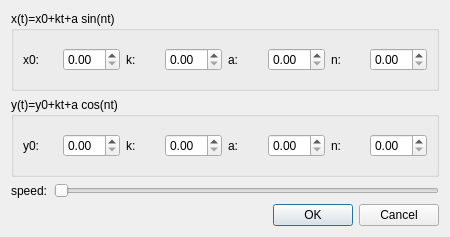
Kolcha/DigitalClock4, file plugins/move_clock/gui/settings_dialog.ui: the form before one commit.
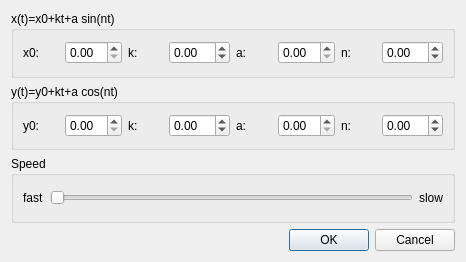
The form after the commit.

Commit message:
improved settings dialog
branch : plugins

The edit to the form file:
```diff
--- a/plugins/move_clock/gui/settings_dialog.ui
+++ b/plugins/move_clock/gui/settings_dialog.ui
@@ -6,8 +6,8 @@
    <rect>
     <x>0</x>
     <y>0</y>
-    <width>450</width>
-    <height>237</height>
+    <width>466</width>
+    <height>262</height>
    </rect>
   </property>
   <property name="windowTitle">
@@ -38,7 +38,11 @@
        </widget>
       </item>
       <item>
-       <widget class="QDoubleSpinBox" name="kx_value"/>
+       <widget class="QDoubleSpinBox" name="kx_value">
+        <property name="minimum">
+         <double>-99.989999999999995</double>
+        </property>
+       </widget>
       </item>
       <item>
        <widget class="QLabel" name="ax_label">
@@ -58,7 +62,11 @@
        </widget>
       </item>
       <item>
-       <widget class="QDoubleSpinBox" name="nx_value"/>
+       <widget class="QDoubleSpinBox" name="nx_value">
+        <property name="minimum">
+         <double>-99.989999999999995</double>
+        </property>
+       </widget>
       </item>
      </layout>
     </widget>
@@ -87,7 +95,11 @@
        </widget>
       </item>
       <item>
-       <widget class="QDoubleSpinBox" name="ky_value"/>
+       <widget class="QDoubleSpinBox" name="ky_value">
+        <property name="minimum">
+         <double>-99.989999999999995</double>
+        </property>
+       </widget>
       </item>
       <item>
        <widget class="QLabel" name="ay_label">
@@ -107,17 +119,25 @@
        </widget>
       </item>
       <item>
-       <widget class="QDoubleSpinBox" name="ny_value"/>
+       <widget class="QDoubleSpinBox" name="ny_value">
+        <property name="minimum">
+         <double>-99.989999999999995</double>
+        </property>
+       </widget>
       </item>
      </layout>
     </widget>
    </item>
    <item>
-    <layout class="QHBoxLayout" name="speed_h_layout">
+    <widget class="QGroupBox" name="speed_group_box">
+     <property name="title">
+      <string>Speed</string>
+     </property>
+     <layout class="QHBoxLayout" name="horizontalLayout_3">
      <item>
-      <widget class="QLabel" name="speed_label">
+       <widget class="QLabel" name="fast_label">
        <property name="text">
-        <string>speed:</string>
+         <string>fast</string>
        </property>
       </widget>
      </item>
@@ -134,7 +154,15 @@
        </property>
       </widget>
      </item>
-    </layout>
+      <item>
+       <widget class="QLabel" name="slow_label">
+        <property name="text">
+         <string>slow</string>
+        </property>
+       </widget>
+      </item>
+     </layout>
+    </widget>
    </item>
    <item>
     <widget class="QDialogButtonBox" name="buttonBox">
```
Lines whose indentation alone changed are shown as unchanged. The commit also changes 2 other files.
